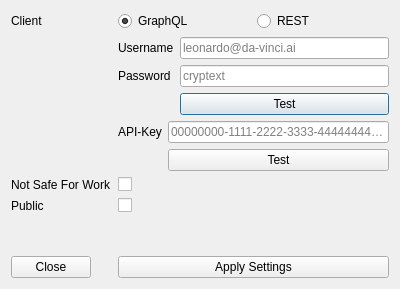
This is leonardo_ai/view/settings.ui in rainu/krita-leonardo-ai as Qt 5 draws it before an edit. The edited form follows.
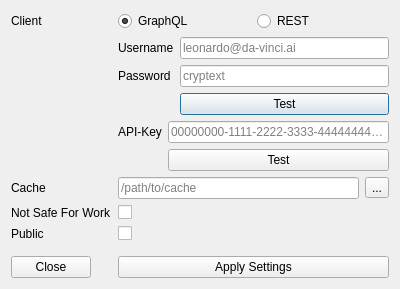
This is the edited form. Icons and pictures are not drawn.

Commit message: implement image cache mechanism

```diff
--- a/leonardo_ai/view/settings.ui
+++ b/leonardo_ai/view/settings.ui
@@ -216,35 +216,35 @@
      </layout>
     </widget>
    </item>
-   <item row="3" column="0">
+   <item row="5" column="0">
     <widget class="QLabel" name="label_5">
      <property name="text">
       <string>Not Safe For Work</string>
      </property>
     </widget>
    </item>
-   <item row="3" column="1">
+   <item row="5" column="1">
     <widget class="QCheckBox" name="chkNSFW">
      <property name="text">
       <string/>
      </property>
     </widget>
    </item>
-   <item row="4" column="0">
+   <item row="6" column="0">
     <widget class="QLabel" name="label_6">
      <property name="text">
       <string>Public</string>
      </property>
     </widget>
    </item>
-   <item row="4" column="1">
+   <item row="6" column="1">
     <widget class="QCheckBox" name="chkPublic">
      <property name="text">
       <string/>
      </property>
     </widget>
    </item>
-   <item row="5" column="1">
+   <item row="7" column="1">
     <widget class="QFrame" name="frmFiller">
      <property name="sizePolicy">
       <sizepolicy hsizetype="Preferred" vsizetype="Expanding">
@@ -257,20 +257,74 @@
      </property>
     </widget>
    </item>
-   <item row="6" column="0">
+   <item row="8" column="0">
     <widget class="QPushButton" name="btnClose">
      <property name="text">
       <string>Close</string>
      </property>
     </widget>
    </item>
-   <item row="6" column="1">
+   <item row="8" column="1">
     <widget class="QPushButton" name="btnApply">
      <property name="text">
       <string>Apply Settings</string>
      </property>
     </widget>
    </item>
+   <item row="3" column="0">
+    <widget class="QLabel" name="label_7">
+     <property name="text">
+      <string>Cache</string>
+     </property>
+    </widget>
+   </item>
+   <item row="3" column="1">
+    <widget class="QFrame" name="frame_2">
+     <property name="frameShape">
+      <enum>QFrame::NoFrame</enum>
+     </property>
+     <property name="frameShadow">
+      <enum>QFrame::Raised</enum>
+     </property>
+     <layout class="QHBoxLayout" name="horizontalLayout_2">
+      <property name="leftMargin">
+       <number>0</number>
+      </property>
+      <property name="topMargin">
+       <number>0</number>
+      </property>
+      <property name="rightMargin">
+       <number>0</number>
+      </property>
+      <property name="bottomMargin">
+       <number>0</number>
+      </property>
+      <item>
+       <widget class="QLineEdit" name="inCacheDir">
+        <property name="enabled">
+         <bool>true</bool>
+        </property>
+        <property name="readOnly">
+         <bool>true</bool>
+        </property>
+        <property name="placeholderText">
+         <string>/path/to/cache</string>
+        </property>
+       </widget>
+      </item>
+      <item>
+       <widget class="QToolButton" name="btnCacheDir">
+        <property name="text">
+         <string>...</string>
+        </property>
+        <property name="icon">
+         <iconset theme="folder-open"/>
+        </property>
+       </widget>
+      </item>
+     </layout>
+    </widget>
+   </item>
   </layout>
  </widget>
  <resources/>
```
The commit also changes 9 other files.
